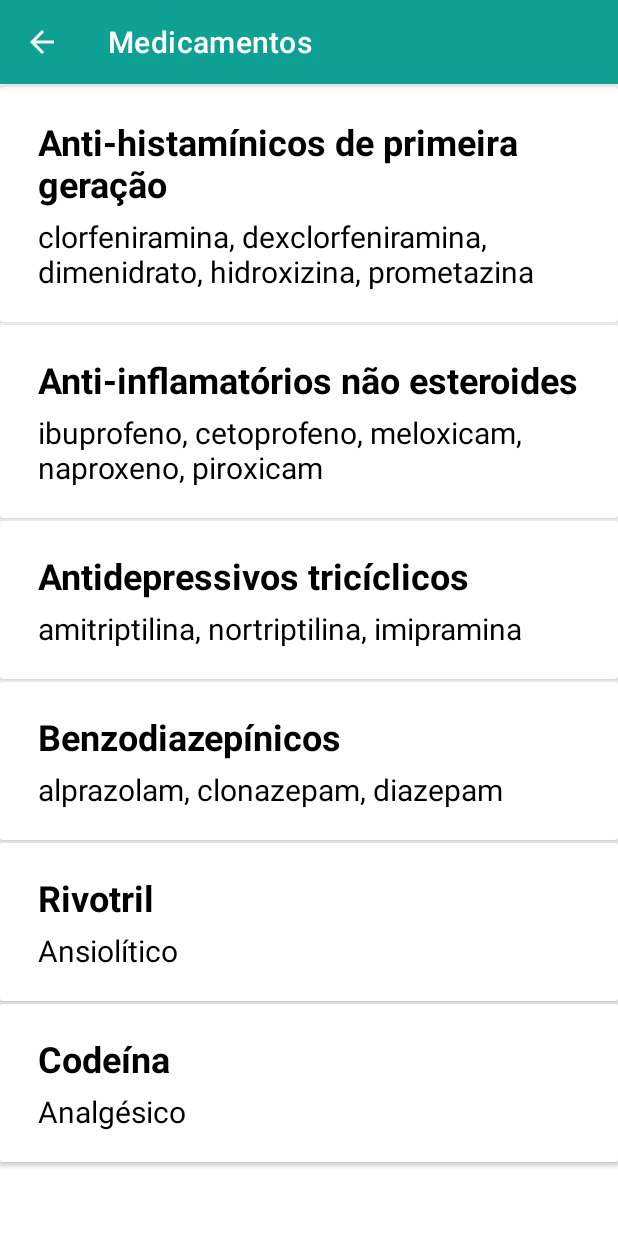
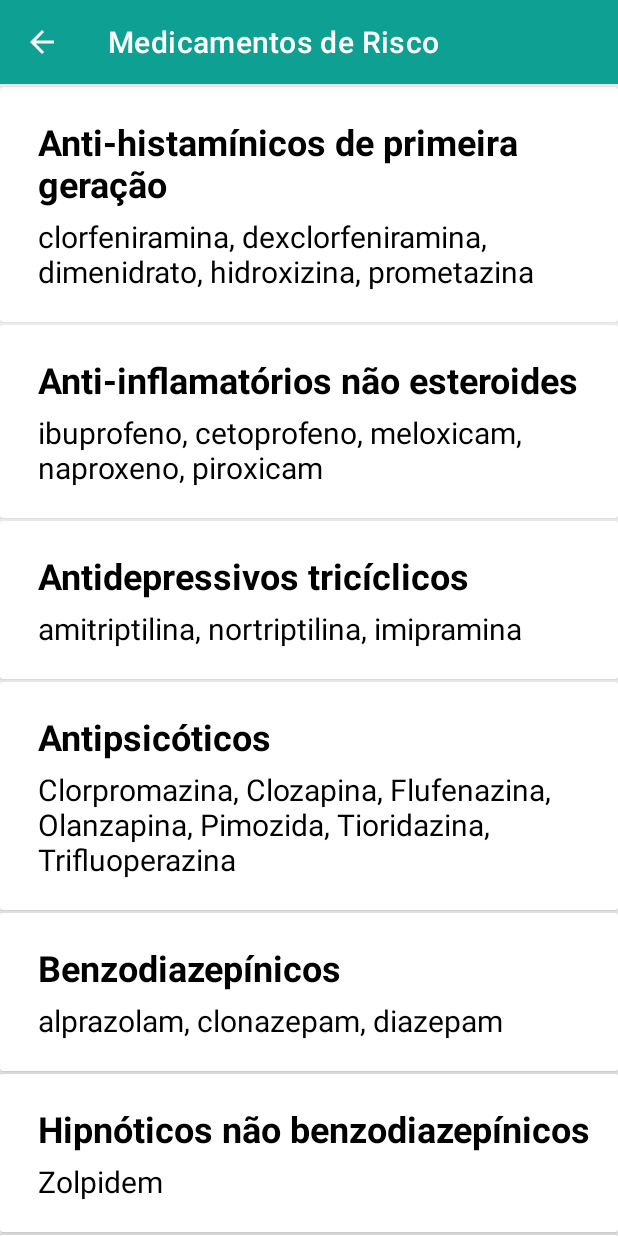
Before and after one commit to pauloferrarez/projeto-java-mobile, an Android app: the MedicamentosActivity screen opened directly, with no data from a screen before it, on a phone screen of 412 x 824 dp. Run offline under Robolectric (Android 15) with nearby library versions, the light colour scheme and no system bars.

Commit message:
adicionando orientações gerais sobre medicamentos

```diff
--- a/InfoFarma/app/src/main/java/br/com/unisagrado/infofarma/service/MedicamentoService.java
+++ b/InfoFarma/app/src/main/java/br/com/unisagrado/infofarma/service/MedicamentoService.java
@@ -14,8 +14,8 @@
                 medicamentos.size(),
                 "Anti-histamínicos de primeira geração",
                 "clorfeniramina, dexclorfeniramina, dimenidrato, hidroxizina, prometazina",
-                "Efeito anticolinérgico pronunciado. \n" +
-                        "Possui eliminação reduzida entre idosos.\n" +
+                "\t\tEfeito anticolinérgico pronunciado. \n\t\t" +
+                        "Possui eliminação reduzida entre idosos.\n\t\t" +
                         "Risco de confusão, boca seca, constipação e outros efeitos anticolinérgicos. \n" +
                         "\nAlternativas: \n\n" +
                         " - Soro fisiológico nasal.\n" +
@@ -25,42 +25,76 @@
                 medicamentos.size(),
                 "Anti-inflamatórios não esteroides",
                 "ibuprofeno, cetoprofeno, meloxicam, naproxeno, piroxicam",
-                "Risco pronunciado de sangramento gastrointestinal ou úlcera péptica em grupos de alto risco \n" +
+                "\t\tRisco pronunciado de sangramento gastrointestinal ou úlcera péptica em grupos de alto risco \n" +
                         "(ex.: idade superior a 75 anos, tomando corticoesteroides, anticoagulantes e/ou agentes antiplaquetários)"));
         medicamentos.add(new Medicamento(
                 medicamentos.size(),
                 "Antidepressivos tricíclicos",
                 "amitriptilina, nortriptilina, imipramina",
-                "Efeito anticolinérgico pronunciado. \n" +
-                        "Causa sedação e hipotensão ortostática. \n" +
-                        "Risco de eventos adversos maior entre idosos com demência, glaucoma de ângulo estreito, disfunções na condução cardíaca e histórico de retenção urinária.\n" +
+                "\t\tEfeito anticolinérgico pronunciado. \n\t\t" +
+                        "Causa sedação e hipotensão ortostática. \n\t\t" +
+                        "Risco de eventos adversos maior entre idosos com demência, glaucoma de ângulo " +
+                        "estreito, disfunções na condução cardíaca e histórico de retenção urinária.\n" +
                         "\nAlternativas: \n\n " +
                         " - Tratamento não farmacológico.\n" +
                         " - Para depressão: inibidores da recaptação de serotonina seletivos " +
-                        "(exceto paroxetina e fluoxetina), inibidores da recaptação de serotonina e noradrenalina, bupropiona.\n" +
-                        " - Para dor neuropática: inibidores da recaptação de serotonina e noradrenalina, gabapentina, pregabalina."));
+                        "(exceto paroxetina e fluoxetina), inibidores da recaptação de " +
+                        "serotonina e noradrenalina, bupropiona.\n" +
+                        " - Para dor neuropática: inibidores da recaptação de serotonina" +
+                        " e noradrenalina, gabapentina, pregabalina."));
+        medicamentos.add(new Medicamento(
+                medicamentos.size(),
+                "Antipsicóticos",
+                "Clorpromazina, Clozapina, Flufenazina, Olanzapina, " +
+                        "Pimozida, Tioridazina, Trifluoperazina",
+                "\t\tOs antipsicóticos devem ser evitados para tratar os problemas" +
+                        "comportamentais da demência, pois estão associados a um" +
+                        "risco aumentado de AVC e de mortalidade em pacientes com demência"));
         medicamentos.add(new Medicamento(
                 medicamentos.size(),
                 "Benzodiazepínicos",
                 "alprazolam, clonazepam, diazepam",
-                "Idosos possuem sensibilidade aumentada para benzodiazepínicos e redução no seu metabolismo.\n" +
-                        "Causam sedação pronunciada, confusão e podem aumentar o risco de déficit cognitivo, delírio, quedas, fraturas, acidentes automotores e exacerbação de disfunção respiratória crônica ou aguda."));
+                "\t\tIdosos possuem sensibilidade aumentada para benzodiazepínicos e redução no seu metabolismo." +
+                        "\n\t\tCausam sedação pronunciada, confusão e podem aumentar o risco de déficit cognitivo, " +
+                        "delírio, quedas, fraturas, acidentes automotores e exacerbação" +
+                        " de disfunção respiratória crônica ou aguda."));
         medicamentos.add(new Medicamento(
                 medicamentos.size(),
-                "Rivotril",
-                "Ansiolítico",
-                "Lorem ipsum dolor sit amet, consectetur adipiscing elit.\n" +
-                        "Vestibulum et ante vitae turpis auctor placerat a vitae libero. Etiam sit amet diam ut nisi dictum commodo. Donec efficitur pretium tellus, sit amet efficitur ante.\n" +
-                        "Maecenas ac tortor id purus bibendum sodales non sit amet nulla. Sed nec arcu ultrices, pulvinar elit vitae, iaculis erat.\n" +
-                        "Phasellus id augue tempor, dignissim felis vitae, accumsan nulla."));
+                "Hipnóticos não benzodiazepínicos",
+                "Zolpidem",
+                "\t\tEfeitos adversos similares aos benzodiazepínicos " +
+                        "(por exemplo: delirium, quedas, fraturas). " +
+                        "\n\t\tPequena melhora na latência e duração do sono"));
         medicamentos.add(new Medicamento(
                 medicamentos.size(),
-                "Codeína",
-                "Analgésico",
-                "Lorem ipsum dolor sit amet, consectetur adipiscing elit.\n" +
-                        "Vestibulum et ante vitae turpis auctor placerat a vitae libero. Etiam sit amet diam ut nisi dictum commodo. Donec efficitur pretium tellus, sit amet efficitur ante.\n" +
-                        "Maecenas ac tortor id purus bibendum sodales non sit amet nulla. Sed nec arcu ultrices, pulvinar elit vitae, iaculis erat.\n" +
-                        "Phasellus id augue tempor, dignissim felis vitae, accumsan nulla."));
+                "Relaxantes musculares",
+                "Carisoprodol, Ciclobenzaprina, Orfenadrina",
+                "\t\tA maioria dos relaxantes musculares" +
+                        "é mal tolerada por idosos devido aos efeitos anticolinérgicos, como " +
+                        "sedação e consequente risco de fratura. " +
+                        "A efetividade em doses toleradas por idosos é questionável."));
+        medicamentos.add(new Medicamento(
+                medicamentos.size(),
+                "Antiparkinsonianos",
+                "Levodopa, Triexifenidil, Biperideno",
+                "\t\tA depuração de levodopa é reduzido em idosos, que são mais suscetíveis " +
+                        "aos efeitos adversos dos fármacos, sobretudo, hipotensão ortostática e confusão. " +
+                        "\n\t\tPortanto, os pacientes idosos devem começar com dosagem inicial baixa de " +
+                        "levodopa e monitorar cuidadosamente os efeitos adversos. " +
+                        "\n\t\tOs pacientes que ficam confusos quando utilizam a levodopa podem também não " +
+                        "tolerar os agonistas da dopamina (p. ex., pramipexol, ropinirol). " +
+                        "\n\t\tComo idosos com sintomas parkinsonianos também podem ter sintomas cognitivos " +
+                        "concomitantes, deve-se evitar os fármacos com efeitos anticolinérgicos."));
+        medicamentos.add(new Medicamento(
+                medicamentos.size(),
+                "Diuréticos",
+                "hidroclorotiazida, clortalidona",
+                "\t\tPequenas doses desses fármacos podem efetivamente controlar a hipertensão" +
+                        " em muitos pacientes idosos e acarretar menos risco que outros diuréticos. " +
+                        "\n\t\tAssim, os suplementos de potássio podem ser necessários menos frequentemente." +
+                        "\n\t\tOs diuréticos poupadores de potássio devem ser cuidadosamente usados em idosos. " +
+                        "\n\t\tO nível de potássio deve ser monitorado com cuidado, principalmente quando " +
+                        "o paciente apresenta comprometimento da função renal."));
         return medicamentos;
     }
 
--- a/InfoFarma/app/src/main/res/values/strings.xml
+++ b/InfoFarma/app/src/main/res/values/strings.xml
@@ -5,11 +5,13 @@
         Desenvolvido por:\n
         Andrew José Massolini\n
         Danilo Baio Bellanda\n
-        Luiz Vitor Pierino\n
+        Luiz Vitor Pierino da Silva\n
         Paulo César Ferrarez Filho\n
         \nAlunos da disciplina:\n Linguagem de Programação 1\n
         \nOrientação:\n
         Prof. Dr. Elvio Gilberto da Silva\n
+        \nColaboradora:\n
+        Prof.ª Dra. Marcia Aparecida Nuevo Gatti\n
         \nDedicado a:\n
         Centro Socioeducativo Irmã Adelaide
     </string>
```
Also changed, not shown: InfoFarma/app/src/main/AndroidManifest.xml (+11 -4 lines), InfoFarma/app/src/main/java/br/com/unisagrado/infofarma/MainActivity.java (+5 -5 lines), InfoFarma/app/src/main/java/br/com/unisagrado/infofarma/OrientacoesActivity.java (added, +36 -0 lines), InfoFarma/app/src/main/java/br/com/unisagrado/infofarma/adapter/OrientacaoAdapter.java (added, +56 -0 lines), InfoFarma/app/src/main/java/br/com/unisagrado/infofarma/model/Orientacao.java (added, +21 -0 lines), InfoFarma/app/src/main/java/br/com/unisagrado/infofarma/service/OrientacaoService.java (added, +56 -0 lines), InfoFarma/app/src/main/res/layout/activity_main.xml (+20 -17 lines), InfoFarma/app/src/main/res/layout/orientacao_row.xml (added, +51 -0 lines), 1 other file.
